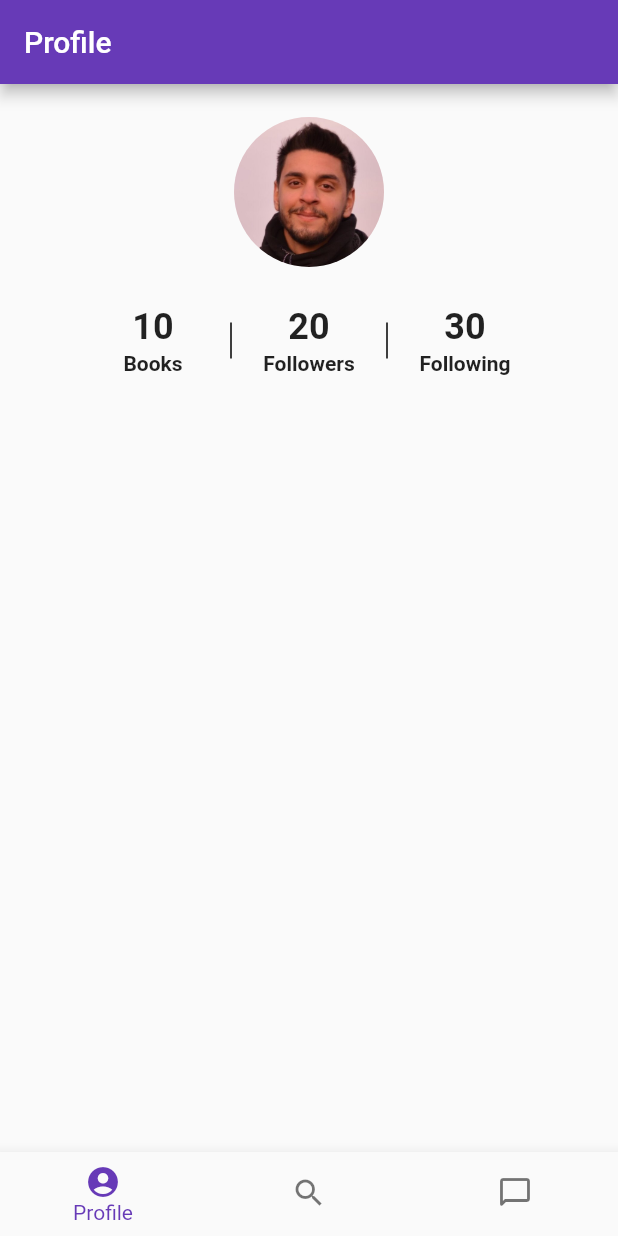
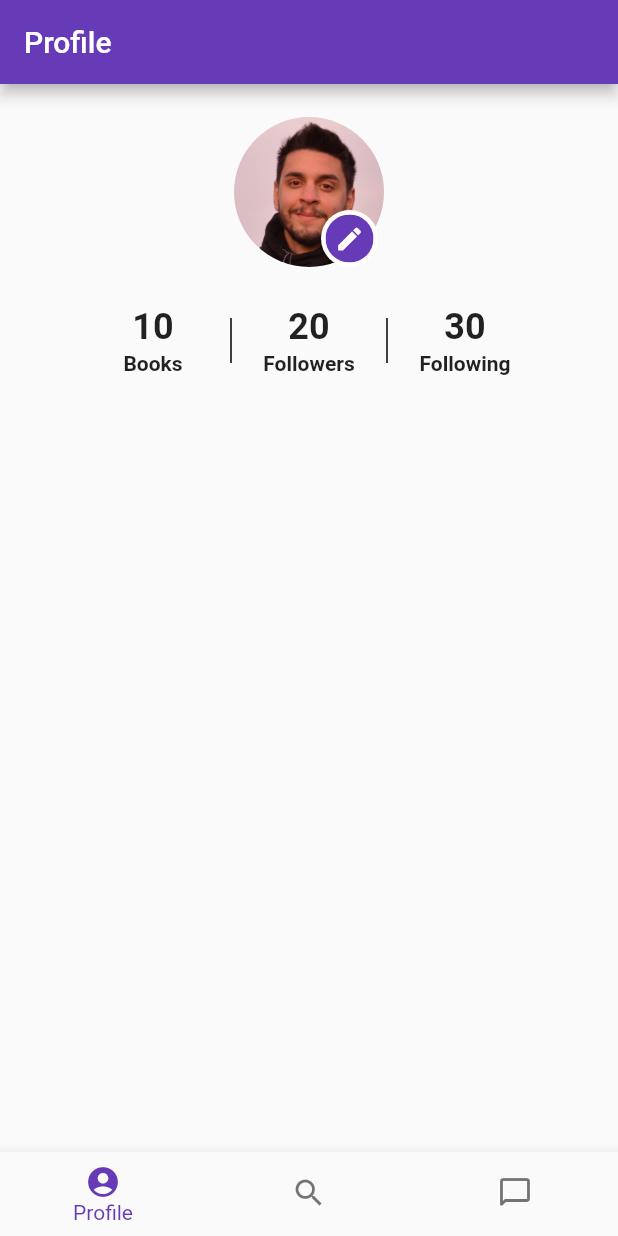
Before and after one commit to chris-marres/infinibook, a Flutter app: the screen it shows after launch, on a phone screen of 412 x 824 dp. Run offline on Flutter 3.47's test engine with Material 2 defaults, Android fonts, the light colour scheme and no system bars.

Commit message:
Added edit icon to porfile widget

```diff
--- a/lib/widgets/profile_widget.dart
+++ b/lib/widgets/profile_widget.dart
@@ -14,11 +14,23 @@ class ProfileWidget extends StatelessWidget {
 
   @override
   Widget build(BuildContext context) {
-    //final color = Theme.of(context).colorScheme.primary;
+    final color = Theme.of(context).colorScheme.primary;
+
+    return Center(
+      child: Stack(
+        children: [
+          buildImage(context, imagePath, size),
+          buildEditIcon(color),
+        ],
+      ),
+    );
+  }
+
+  //!!!! This widget need to be inside a Center Widget to work properly !!!!
+  Widget buildImage(BuildContext context, String imagePath, double size) {
     final image = AssetImage(imagePath);
 
-    return Center(
-      child: ClipOval(
+    return ClipOval(
       child: Material(
         color: Colors.transparent,
         child: Ink.image(
@@ -29,9 +41,41 @@ class ProfileWidget extends StatelessWidget {
           child: InkWell(onTap: onClicked),
         ),
       ),
+    );
+  }
+
+  Widget buildEditIcon(Color color) {
+    return Positioned(
+      bottom: 0,
+      right: 4,
+      child: buildCircle(
+        color: Colors.white,
+        all: 3,
+        child: buildCircle(
+          color: color,
+          all: 6,
+          child: const Icon(
+            Icons.edit,
+            color: Colors.white,
+            size: 20,
+          ),
+        ),
       ),
     );
   }
+
+  Widget buildCircle({
+    required Widget child,
+    required double all,
+    required Color color,
+  }) =>
+      ClipOval(
+        child: Container(
+          padding: EdgeInsets.all(all),
+          color: color,
+          child: child,
+        ),
+      );
 }
 
 class NumbersWidget extends StatelessWidget {
@@ -86,7 +130,7 @@ class NumbersWidget extends StatelessWidget {
 
   Widget buildDivider(BuildContext context) {
     return Container(
-      height: 24,
+      height: 30,
       child: const VerticalDivider(thickness: 1),
     );
   }
```
Lines whose indentation alone changed are shown as unchanged.
